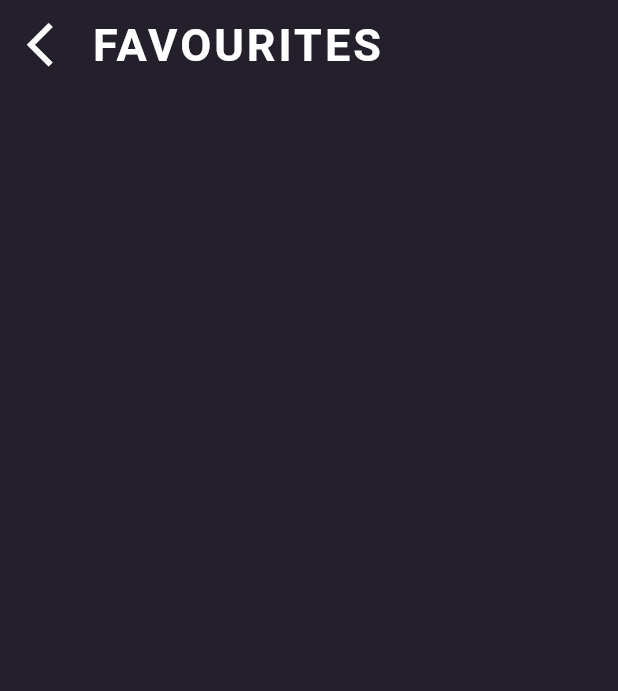
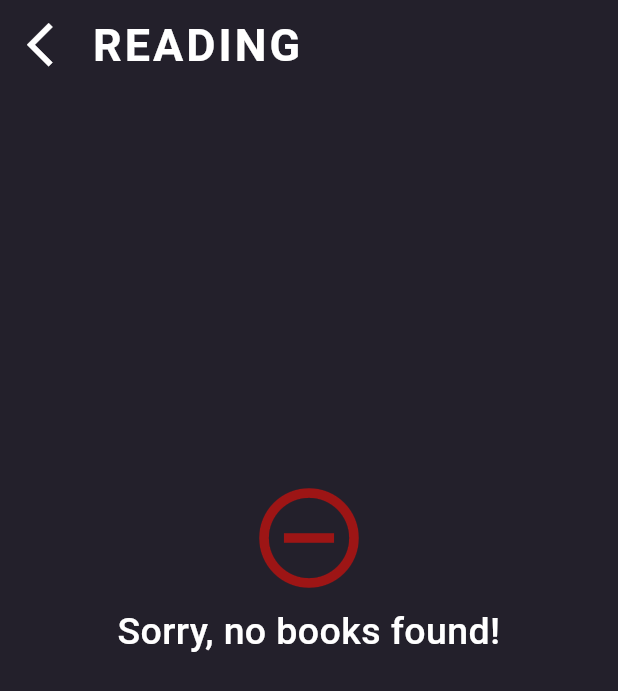
Before and after one commit to M1estere/Ink_Dreams, a Flutter app: the AccountPageView widget shown alone on an empty page, opened directly, after a tap on "Reading", on a phone screen of 412 x 824 dp. Shown: the top 691 px of the screen. Run offline on Flutter 3.47's test engine with Material 3 defaults, Android fonts, the light colour scheme and no system bars; our stand-ins replace cloud_firestore, curved_navigation_bar, firebase_auth, firebase_core, firebase_database, flutter_cache_manager and 2 more; missing offline and left inert: flutter_pdfview, pdf_render; accounts and stored records are empty; generated files the repository leaves out were written again; network calls fail.

Commit message:
UI optimization fix, small fixes

```diff
--- a/lib/views/account_page_view.dart
+++ b/lib/views/account_page_view.dart
@@ -1,4 +1,6 @@
 import 'package:flutter/material.dart';
+import 'package:manga_reading/support/auth_provider.dart';
+import 'package:manga_reading/views/auth_page_view.dart';
 import 'package:manga_reading/views/user_section_view.dart';
 import 'package:page_transition/page_transition.dart';
 
@@ -93,7 +95,7 @@ class _AccountPageViewState extends State<AccountPageView> {
                               PageTransition(
                                 type: PageTransitionType.rightToLeftWithFade,
                                 child: UserSectionView(
-                                  sectionName: 'favourites',
+                                  sectionName: 'reading',
                                 ),
                               ),
                             );
@@ -159,7 +161,7 @@ class _AccountPageViewState extends State<AccountPageView> {
                           },
                           child: const SizedBox(
                             height: 135,
-                            width: 160,
+                            width: 180,
                             child: Padding(
                               padding: EdgeInsets.all(10),
                               child: Column(
@@ -211,14 +213,14 @@ class _AccountPageViewState extends State<AccountPageView> {
                               PageTransition(
                                 type: PageTransitionType.rightToLeftWithFade,
                                 child: UserSectionView(
-                                  sectionName: 'saved',
+                                  sectionName: 'planned',
                                 ),
                               ),
                             );
                           },
                           child: const SizedBox(
                             height: 135,
-                            width: 135,
+                            width: 145,
                             child: Padding(
                               padding: EdgeInsets.all(10),
                               child: Column(
@@ -239,7 +241,7 @@ class _AccountPageViewState extends State<AccountPageView> {
                                     mainAxisAlignment: MainAxisAlignment.start,
                                     children: [
                                       Text(
-                                        'Saved',
+                                        'Planned',
                                         style: TextStyle(
                                           color: Colors.grey,
                                           fontSize: 25,
@@ -367,7 +369,22 @@ class _AccountPageViewState extends State<AccountPageView> {
                           child: InkWell(
                             borderRadius: BorderRadius.circular(7),
                             splashColor: const Color.fromARGB(255, 34, 34, 34),
-                            onTap: () {},
+                            onTap: () {
+                              signOut().then((value) {
+                                if (value == 0) {
+                                  Navigator.pushReplacement(
+                                    context,
+                                    MaterialPageRoute(
+                                      builder: ((context) {
+                                        return const AuthPageView();
+                                      }),
+                                    ),
+                                  );
+                                } else {
+                                  print('No user');
+                                }
+                              });
+                            },
                             child: const Column(
                               mainAxisAlignment: MainAxisAlignment.center,
                               children: [
--- a/lib/views/category_page_view.dart
+++ b/lib/views/category_page_view.dart
@@ -84,7 +84,7 @@ class _CategoryPageViewState extends State<CategoryPageView> {
                 Container(
                   padding: const EdgeInsets.symmetric(vertical: 20),
                   margin: const EdgeInsets.only(bottom: 20),
-                  height: MediaQuery.of(context).size.height * .85,
+                  height: MediaQuery.of(context).size.height * .84,
                   child: ListView.builder(
                     itemCount: mangaBooks.length,
                     itemBuilder: (context, index) {
--- a/lib/views/manga_page_view.dart
+++ b/lib/views/manga_page_view.dart
@@ -56,7 +56,7 @@ class _MangaPageViewState extends State<MangaPageView> {
     setState(() {
       if (sectionName.toLowerCase() == 'favourites') {
         inFavourites = !inFavourites;
-      } else if (sectionName.toLowerCase() == 'later') {
+      } else if (sectionName.toLowerCase() == 'planned') {
         inPlanned = !inPlanned;
       }
     });
@@ -115,7 +115,7 @@ class _MangaPageViewState extends State<MangaPageView> {
                                 manga.title!,
                                 style: const TextStyle(
                                   color: Colors.white,
-                                  fontSize: 40,
+                                  fontSize: 35,
                                   fontWeight: FontWeight.bold,
                                 ),
                               ),
@@ -158,8 +158,8 @@ class _MangaPageViewState extends State<MangaPageView> {
                                     child: InkWell(
                                       splashColor: Colors.grey, // Splash color
                                       onTap: () {
-                                        addToSection('later', widget.title);
-                                        updateMangaSectionStatus('later');
+                                        addToSection('planned', widget.title);
+                                        updateMangaSectionStatus('planned');
                                       },
                                       child: SizedBox(
                                         width: 50,
@@ -182,7 +182,7 @@ class _MangaPageViewState extends State<MangaPageView> {
                           ],
                         ),
                         const SizedBox(
-                          height: 25,
+                          height: 15,
                         ),
                         SizedBox(
                           child: Text(
--- a/lib/views/reader_view.dart
+++ b/lib/views/reader_view.dart
@@ -83,7 +83,7 @@ class _ReaderViewState extends State<ReaderView> {
                 ),
               ),
               SizedBox(
-                width: MediaQuery.of(context).size.width * .65,
+                width: MediaQuery.of(context).size.width * .63,
                 child: SizedBox(
                   child: Text(
                     widget.title.toUpperCase(),
--- /dev/null
+++ b/lib/views/support/no_books_by_reques.dart
@@ -0,0 +1,40 @@
+import 'package:flutter/material.dart';
+
+class NoBooksByRequest extends StatelessWidget {
+  const NoBooksByRequest({super.key});
+
+  @override
+  Widget build(BuildContext context) {
+    return SizedBox(
+      height: MediaQuery.of(context).size.height * .75,
+      child: Center(
+        child: Column(
+          mainAxisAlignment: MainAxisAlignment.center,
+          crossAxisAlignment: CrossAxisAlignment.center,
+          children: [
+            const Icon(
+              Icons.remove_circle_outline_outlined,
+              color: Color(0xFF9D1515),
+              size: 80,
+            ),
+            const SizedBox(
+              height: 5,
+            ),
+            SizedBox(
+              width: MediaQuery.of(context).size.width * .7,
+              child: const Text(
+                textAlign: TextAlign.center,
+                'Sorry, no books found!',
+                style: TextStyle(
+                  color: Colors.white,
+                  fontSize: 25,
+                  fontWeight: FontWeight.w500,
+                ),
+              ),
+            ),
+          ],
+        ),
+      ),
+    );
+  }
+}
--- a/lib/views/user_section_view.dart
+++ b/lib/views/user_section_view.dart
@@ -4,6 +4,7 @@ import 'package:manga_reading/support/classes/manga_book_timed.dart';
 import 'package:manga_reading/support/user_actions.dart';
 import 'package:manga_reading/views/blocks/user_section_block.dart';
 import 'package:manga_reading/views/support/fetching_circle.dart';
+import 'package:manga_reading/views/support/no_books_by_reques.dart';
 
 class UserSectionView extends StatefulWidget {
   final String sectionName;
@@ -54,7 +55,7 @@ class _UserSectionViewState extends State<UserSectionView> {
         elevation: 0,
         backgroundColor: Colors.transparent,
         surfaceTintColor: Colors.transparent,
-        leadingWidth: 270,
+        leadingWidth: 370,
         leading: Container(
           padding: const EdgeInsets.only(left: 10),
           child: Row(
@@ -96,6 +97,7 @@ class _UserSectionViewState extends State<UserSectionView> {
               vertical: 10,
             ),
             child: !isLoading
+                ? mangaBooks.isNotEmpty
                     ? Column(
                         children: [
                           Expanded(
@@ -121,6 +123,7 @@ class _UserSectionViewState extends State<UserSectionView> {
                           ),
                         ],
                       )
+                    : const NoBooksByRequest()
                 : const FetchingCircle(),
           ),
         ),
```
Also changed, not shown: lib/support/auth_provider.dart (+6 -11 lines), lib/views/blocks/category_result_block.dart (+7 -21 lines), lib/views/blocks/search_result_block.dart (+8 -21 lines), lib/views/blocks/user_section_block.dart (+4 -4 lines), lib/views/explore_view.dart (+11 -5 lines), lib/views/search_results_view.dart (+14 -0 lines). Lines whose indentation alone changed are shown as unchanged.
